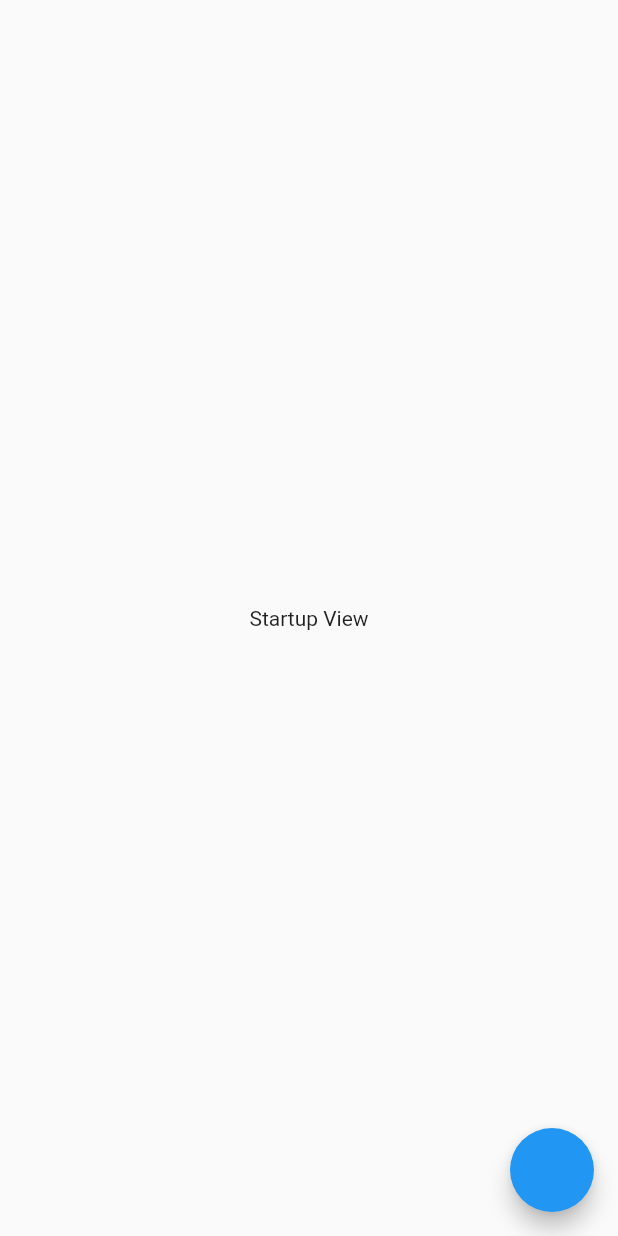
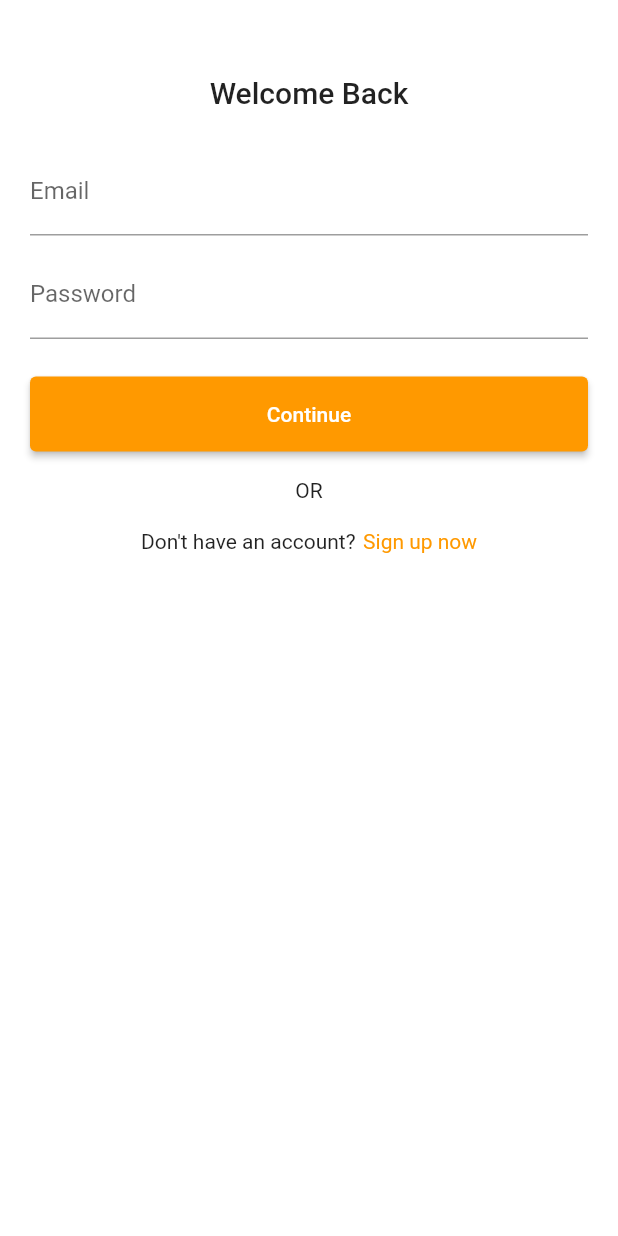
Before and after one commit to fahadimran7/amazon-clone, a Flutter app: the screen it shows after launch, on a phone screen of 412 x 824 dp. Run offline on Flutter 3.47's test engine with Material 2 defaults, Android fonts, the phone set to English and light mode, and no system bars; our stand-ins replace stacked, stacked_core, stacked_services.

Commit message:
feat: complete auth screens and viewmodels

```diff
--- a/lib/app/app.dart
+++ b/lib/app/app.dart
@@ -1,10 +1,12 @@
 import 'package:stacked/stacked_annotations.dart';
+import 'package:stacked_architecture/ui/login/login_view.dart';
 import 'package:stacked_architecture/ui/second/second_view.dart';
-import 'package:stacked_architecture/ui/startup/startup_view.dart';
+import 'package:stacked_architecture/ui/sign_up/sign_up_view.dart';
 import 'package:stacked_services/stacked_services.dart';
 
 @StackedApp(routes: [
-  MaterialRoute(page: StartupView, initial: true),
+  CupertinoRoute(page: SignUpView),
+  CupertinoRoute(page: LoginView, initial: true),
   CupertinoRoute(page: SecondView),
 ], dependencies: [
   LazySingleton(classType: NavigationService)
--- a/lib/app/app.router.dart
+++ b/lib/app/app.router.dart
@@ -11,14 +11,17 @@ import 'package:flutter/material.dart';
 import 'package:stacked/stacked.dart';
 import 'package:stacked_services/stacked_services.dart';
 
+import '../ui/login/login_view.dart';
 import '../ui/second/second_view.dart';
-import '../ui/startup/startup_view.dart';
+import '../ui/sign_up/sign_up_view.dart';
 
 class Routes {
-  static const String startupView = '/';
+  static const String signUpView = '/sign-up-view';
+  static const String loginView = '/';
   static const String secondView = '/second-view';
   static const all = <String>{
-    startupView,
+    signUpView,
+    loginView,
     secondView,
   };
 }
@@ -27,15 +30,28 @@ class StackedRouter extends RouterBase {
   @override
   List<RouteDef> get routes => _routes;
   final _routes = <RouteDef>[
-    RouteDef(Routes.startupView, page: StartupView),
+    RouteDef(Routes.signUpView, page: SignUpView),
+    RouteDef(Routes.loginView, page: LoginView),
     RouteDef(Routes.secondView, page: SecondView),
   ];
   @override
   Map<Type, StackedRouteFactory> get pagesMap => _pagesMap;
   final _pagesMap = <Type, StackedRouteFactory>{
-    StartupView: (data) {
-      return MaterialPageRoute<dynamic>(
-        builder: (context) => const StartupView(),
+    SignUpView: (data) {
+      var args = data.getArgs<SignUpViewArguments>(
+        orElse: () => SignUpViewArguments(),
+      );
+      return CupertinoPageRoute<dynamic>(
+        builder: (context) => SignUpView(key: args.key),
+        settings: data,
+      );
+    },
+    LoginView: (data) {
+      var args = data.getArgs<LoginViewArguments>(
+        orElse: () => LoginViewArguments(),
+      );
+      return CupertinoPageRoute<dynamic>(
+        builder: (context) => LoginView(key: args.key),
         settings: data,
       );
     },
@@ -49,11 +65,28 @@ class StackedRouter extends RouterBase {
 }
 
 /// ************************************************************************
+/// Arguments holder classes
+/// *************************************************************************
+
+/// SignUpView arguments holder class
+class SignUpViewArguments {
+  final Key? key;
+  SignUpViewArguments({this.key});
+}
+
+/// LoginView arguments holder class
+class LoginViewArguments {
+  final Key? key;
+  LoginViewArguments({this.key});
+}
+
+/// ************************************************************************
 /// Extension for strongly typed navigation
 /// *************************************************************************
 
 extension NavigatorStateExtension on NavigationService {
-  Future<dynamic> navigateToStartupView({
+  Future<dynamic> navigateToSignUpView({
+    Key? key,
     int? routerId,
     bool preventDuplicates = true,
     Map<String, String>? parameters,
@@ -61,7 +94,26 @@ extension NavigatorStateExtension on NavigationService {
         transition,
   }) async {
     return navigateTo(
-      Routes.startupView,
+      Routes.signUpView,
+      arguments: SignUpViewArguments(key: key),
+      id: routerId,
+      preventDuplicates: preventDuplicates,
+      parameters: parameters,
+      transition: transition,
+    );
+  }
+
+  Future<dynamic> navigateToLoginView({
+    Key? key,
+    int? routerId,
+    bool preventDuplicates = true,
+    Map<String, String>? parameters,
+    Widget Function(BuildContext, Animation<double>, Animation<double>, Widget)?
+        transition,
+  }) async {
+    return navigateTo(
+      Routes.loginView,
+      arguments: LoginViewArguments(key: key),
       id: routerId,
       preventDuplicates: preventDuplicates,
       parameters: parameters,
--- /dev/null
+++ b/lib/constants/global_variables.dart
@@ -0,0 +1,18 @@
+import 'package:flutter/material.dart';
+
+class GlobalVariables {
+  // COLORS
+  static const appBarGradient = LinearGradient(
+    colors: [
+      Color.fromARGB(255, 29, 201, 192),
+      Color.fromARGB(255, 125, 221, 216),
+    ],
+    stops: [0.5, 1.0],
+  );
+
+  static const secondaryColor = Color.fromRGBO(255, 153, 0, 1);
+  static const backgroundColor = Colors.white;
+  static const Color greyBackgroundCOlor = Color(0xffebecee);
+  static var selectedNavBarColor = Colors.cyan[800]!;
+  static const unselectedNavBarColor = Colors.black87;
+}
--- a/lib/main.dart
+++ b/lib/main.dart
@@ -1,7 +1,7 @@
 import 'package:flutter/material.dart';
 import 'package:stacked_architecture/app/app.locator.dart';
+import 'package:stacked_architecture/constants/global_variables.dart';
 import 'package:stacked_services/stacked_services.dart';
-
 import 'app/app.router.dart';
 
 void main() {
@@ -15,9 +15,17 @@ class MyApp extends StatelessWidget {
   @override
   Widget build(BuildContext context) {
     return MaterialApp(
-      title: 'Flutter Demo',
+      title: 'Amazon Clone',
       theme: ThemeData(
+        appBarTheme: const AppBarTheme(
+          elevation: 0,
+          iconTheme: IconThemeData(color: Colors.black),
+        ),
+        scaffoldBackgroundColor: GlobalVariables.backgroundColor,
         primarySwatch: Colors.blue,
+        colorScheme: const ColorScheme.light(
+          primary: GlobalVariables.secondaryColor,
+        ),
       ),
       navigatorKey: StackedService.navigatorKey,
       onGenerateRoute: StackedRouter().onGenerateRoute,
--- /dev/null
+++ b/lib/ui/login/login_view.dart
@@ -0,0 +1,61 @@
+import 'package:flutter/material.dart';
+import 'package:stacked/stacked.dart';
+import 'package:stacked/stacked_annotations.dart';
+import 'package:stacked_architecture/ui/login/login_view.form.dart';
+import 'package:stacked_architecture/ui/login/login_viewmodel.dart';
+import 'package:stacked_architecture/ui/shared/auth_layout.dart';
+import 'package:stacked_architecture/ui/styles/ui_helpers.dart';
+
+@FormView(
+  fields: [
+    FormTextField(name: 'email'),
+    FormTextField(name: 'password'),
+  ],
+)
+class LoginView extends StatelessWidget with $LoginView {
+  LoginView({Key? key}) : super(key: key);
+
+  @override
+  Widget build(BuildContext context) {
+    return ViewModelBuilder<LoginViewModel>.reactive(
+      onModelReady: (model) => listenToFormUpdated(model),
+      onDispose: (model) => disposeForm(),
+      viewModelBuilder: () => LoginViewModel(),
+      builder: (context, model, child) => Scaffold(
+        body: SafeArea(
+          child: Padding(
+            padding: const EdgeInsets.symmetric(horizontal: 20),
+            child: ListView(
+              children: [
+                AuthLayout(
+                  form: Form(
+                    child: Column(
+                      children: [
+                        TextField(
+                          decoration: const InputDecoration(labelText: 'Email'),
+                          controller: emailController,
+                        ),
+                        verticalSpaceSmall,
+                        TextField(
+                          decoration:
+                              const InputDecoration(labelText: 'Password'),
+                          controller: passwordController,
+                        ),
+                      ],
+                    ),
+                  ),
+                  title: 'Welcome Back',
+                  mainButtonText: 'Continue',
+                  onMainButtonTapped: model.saveData,
+                  validationMessage: model.validationMessage,
+                  secondaryButtonText: 'Don\'t have an account?',
+                  onSignUpTapped: model.navigateToSignUp,
+                ),
+              ],
+            ),
+          ),
+        ),
+      ),
+    );
+  }
+}
--- /dev/null
+++ b/lib/ui/login/login_viewmodel.dart
@@ -0,0 +1,10 @@
+import 'package:stacked_architecture/app/app.locator.dart';
+import 'package:stacked_architecture/app/app.router.dart';
+import 'package:stacked_architecture/ui/base/auth_viewmodel.dart';
+import 'package:stacked_services/stacked_services.dart';
+
+class LoginViewModel extends AuthViewModel {
+  final _navigationService = locator<NavigationService>();
+
+  void navigateToSignUp() => _navigationService.navigateTo(Routes.signUpView);
+}
--- /dev/null
+++ b/lib/ui/shared/auth_layout.dart
@@ -0,0 +1,78 @@
+import 'package:flutter/material.dart';
+import 'package:stacked_architecture/constants/global_variables.dart';
+import 'package:stacked_architecture/ui/styles/ui_helpers.dart';
+
+class AuthLayout extends StatelessWidget {
+  const AuthLayout(
+      {Key? key,
+      required this.form,
+      this.validationMessage,
+      required this.onMainButtonTapped,
+      required this.mainButtonText,
+      required this.title,
+      required this.secondaryButtonText,
+      this.onSignUpTapped,
+      this.onLoginTapped})
+      : super(key: key);
+  final Widget form;
+  final String? validationMessage;
+  final void Function() onMainButtonTapped;
+  final String mainButtonText;
+  final String title;
+  final String secondaryButtonText;
+  final void Function()? onSignUpTapped;
+  final void Function()? onLoginTapped;
+
+  @override
+  Widget build(BuildContext context) {
+    return Column(
+      children: [
+        verticalSpaceLarge,
+        Text(
+          title,
+          style: const TextStyle(fontSize: 20, fontWeight: FontWeight.w500),
+        ),
+        verticalSpaceMedium,
+        form,
+        verticalSpaceMedium,
+        Column(
+          children: [
+            if (validationMessage != null) ...[
+              Text(
+                validationMessage!,
+                style: const TextStyle(color: Colors.red),
+              ),
+              verticalSpaceRegular
+            ]
+          ],
+        ),
+        ElevatedButton(
+          style: ElevatedButton.styleFrom(
+            minimumSize: const Size.fromHeight(50), // NEW
+          ),
+          onPressed: onMainButtonTapped,
+          child: Text(mainButtonText),
+        ),
+        verticalSpaceRegular,
+        const Text('OR'),
+        verticalSpaceRegular,
+        GestureDetector(
+          onTap: onSignUpTapped ?? onLoginTapped,
+          child: Row(
+            mainAxisAlignment: MainAxisAlignment.center,
+            children: [
+              Text(secondaryButtonText),
+              horizontalSpaceTiny,
+              Text(
+                onSignUpTapped != null ? 'Sign up now' : 'Login',
+                style: const TextStyle(
+                  color: GlobalVariables.secondaryColor,
+                ),
+              )
+            ],
+          ),
+        )
+      ],
+    );
+  }
+}
--- /dev/null
+++ b/lib/ui/sign_up/sign_up_viewmodel.dart
@@ -0,0 +1,9 @@
+import 'package:stacked_architecture/app/app.locator.dart';
+import 'package:stacked_architecture/ui/base/auth_viewmodel.dart';
+import 'package:stacked_services/stacked_services.dart';
+
+class SignUpViewModel extends AuthViewModel {
+  final _navigationService = locator<NavigationService>();
+
+  void navigateToLogin() => _navigationService.back();
+}
--- /dev/null
+++ b/lib/ui/styles/ui_helpers.dart
@@ -0,0 +1,46 @@
+import 'package:flutter/material.dart';
+
+// Horizontal Space
+const Widget horizontalSpaceTiny = SizedBox(
+  width: 5.0,
+);
+const Widget horizontalSpaceSmall = SizedBox(
+  width: 10.0,
+);
+
+const Widget horizontalSpaceRegular = SizedBox(
+  width: 18.0,
+);
+const Widget horizontalSpaceMedium = SizedBox(
+  width: 25.0,
+);
+const Widget horizontalSpaceLarge = SizedBox(
+  width: 50.0,
+);
+
+// Verical Space
+const Widget verticalSpaceTiny = SizedBox(
+  height: 5.0,
+);
+const Widget verticalSpaceSmall = SizedBox(
+  height: 10.0,
+);
+const Widget verticalSpaceRegular = SizedBox(
+  height: 18.0,
+);
+const Widget verticalSpaceMedium = SizedBox(
+  height: 25.0,
+);
+const Widget verticalSpaceLarge = SizedBox(
+  height: 50.0,
+);
+
+// Screen size helpers
+double screenWidth(BuildContext context) => MediaQuery.of(context).size.width;
+double screenHeight(BuildContext context) => MediaQuery.of(context).size.height;
+
+double screenWidthPercentage(BuildContext context, {double percentage = 1}) =>
+    screenWidth(context) * percentage;
+
+double screenHeightPercentage(BuildContext context, {double percentage = 1}) =>
+    screenHeight(context) * percentage;
--- /dev/null
+++ b/lib/utils/input_validators.dart
@@ -0,0 +1,28 @@
+class InputValidators {
+  static isValidEmail(email) {
+    if (email == null ||
+        email.isEmpty ||
+        !RegExp(
+          r"^[a-zA-Z0-9.a-zA-Z0-9.!#$%&'*+-/=?^_`{|}~]+@[a-zA-Z0-9]+\.[a-zA-Z]+",
+        ).hasMatch(email)) {
+      return false;
+    }
+
+    return true;
+  }
+
+  static isValidPassword(password) {
+    if (password == null || password.isEmpty || password.length < 6) {
+      return false;
+    }
+
+    return true;
+  }
+
+  static isValidFullName(name) {
+    if (name == null || name.isEmpty) {
+      return false;
+    }
+    return true;
+  }
+}
```
Also changed, not shown: lib/ui/base/auth_viewmodel.dart (added, +26 -0 lines), lib/ui/login/login_view.form.dart (added, +134 -0 lines), lib/ui/sign_up/sign_up_view.dart (added, +66 -0 lines), lib/ui/sign_up/sign_up_view.form.dart (added, +150 -0 lines), lib/ui/startup/startup_view.dart (+6 -1 lines).
